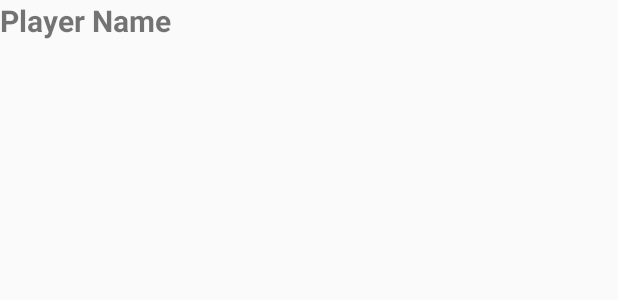
After one commit to EmploYeezy/adiProjectTwo, an Android app: the layout activity_main_items.xml on its own in the app's theme, with its tools: preview values and no code run, on a phone screen of 412 x 824 dp. The commit adds this screen. Shown: the top 300 px of the screen. Run offline under Robolectric (Android 15) with nearby library versions, the phone set to English and light mode, and no system bars.

Commit message:
begins setting up search functionality

```diff
--- a/AdiProjectTwo/app/src/main/java/com/example/employeezy/adiprojecttwo/DatabaseHelper.java
+++ b/AdiProjectTwo/app/src/main/java/com/example/employeezy/adiprojecttwo/DatabaseHelper.java
@@ -108,7 +108,7 @@ public class DatabaseHelper extends SQLiteOpenHelper {
        SQLiteDatabase db = this.getReadableDatabase();
         Cursor cursor = db.query(PLAYERS_TABLE, // a.table
                 COL_NAMES, // b. column names
-                null, // c. selections
+                query, // c. selections
                 null, // d. selections args
                 null, // e. group by
                 null, // f. having
--- a/AdiProjectTwo/app/src/main/java/com/example/employeezy/adiprojecttwo/MainActivity.java
+++ b/AdiProjectTwo/app/src/main/java/com/example/employeezy/adiprojecttwo/MainActivity.java
@@ -70,9 +70,10 @@ public class MainActivity extends AppCompatActivity {
         if (Intent.ACTION_SEARCH.equals(intent.getAction())) {
             String query = intent.getStringExtra(SearchManager.QUERY);
             Cursor cursor = DatabaseHelper.getInstance(MainActivity.this).searchNames(query);
+        }
 
 
-        }
+
 
     }
 
--- /dev/null
+++ b/AdiProjectTwo/app/src/main/res/layout/activity_main_items.xml
@@ -0,0 +1,16 @@
+<?xml version="1.0" encoding="utf-8"?>
+<LinearLayout xmlns:android="http://schemas.android.com/apk/res/android"
+    android:orientation="horizontal" android:layout_width="match_parent"
+    android:layout_height="match_parent">
+
+    <TextView
+        android:id="@+id/main_player_name"
+        android:layout_width="0dp"
+        android:layout_height="wrap_content"
+        android:layout_weight="1"
+        android:text="Player Name"
+        android:textSize="20sp"
+        android:textStyle="bold"
+        />
+
+</LinearLayout>
```
Also changed, not shown: AdiProjectTwo/app/src/main/res/layout/activity_main.xml (+9 -0 lines).
